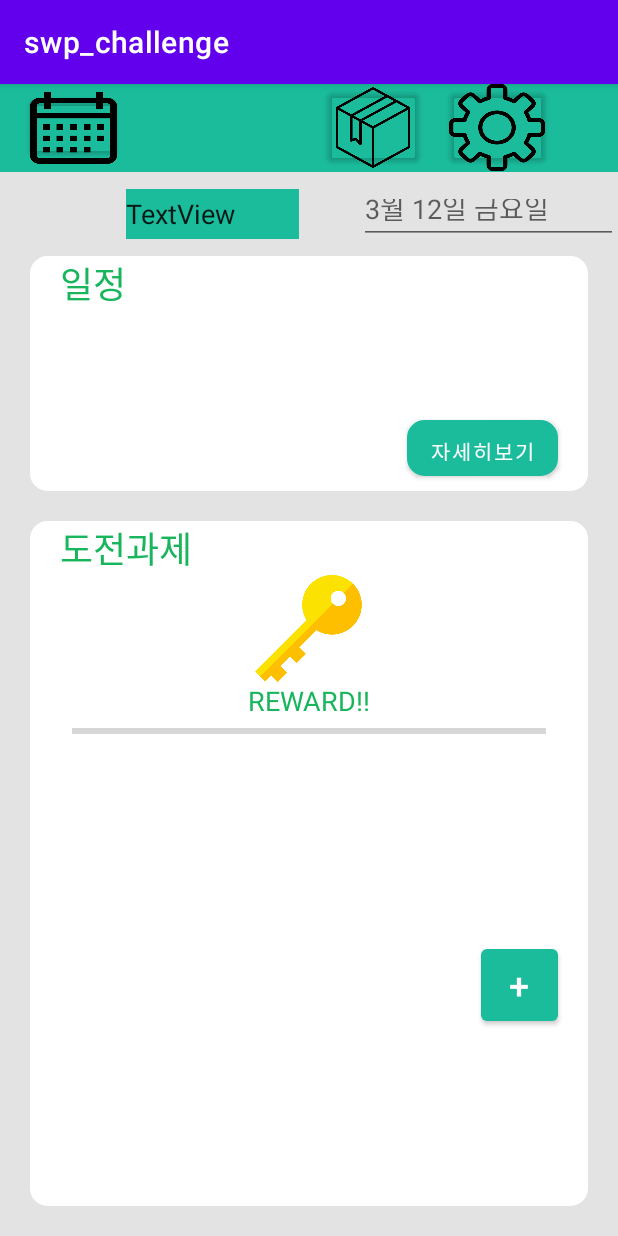
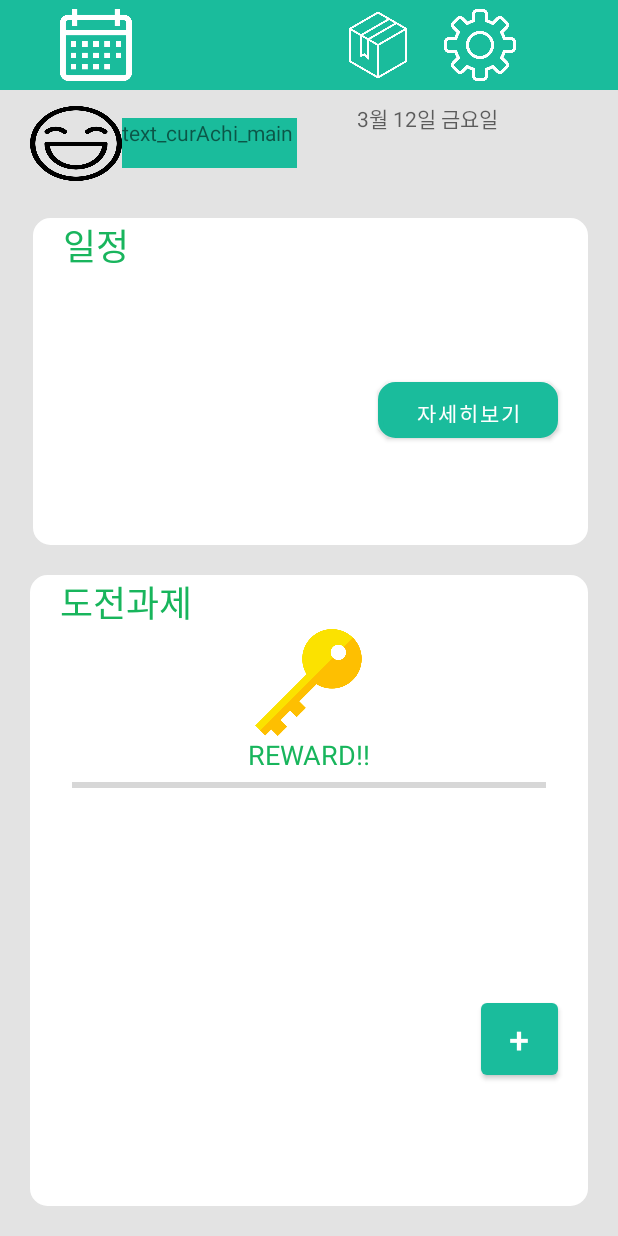
Before and after one commit to nugulhie/swp_plannerchallenge, an Android app: the screen it shows after launch (MainActivity), on a phone screen of 412 x 824 dp. Run offline under Robolectric (Android 15) with nearby library versions, the light colour scheme and no system bars.

Commit message:
layout 0328 edit / edit layout

```diff
--- a/app/src/main/java/com/example/swp_challenge/AchivementActivity.java
+++ b/app/src/main/java/com/example/swp_challenge/AchivementActivity.java
@@ -3,12 +3,15 @@ package com.example.swp_challenge;
 import androidx.appcompat.app.AppCompatActivity;
 
 import android.os.Bundle;
+import android.view.WindowManager;
 
 public class AchivementActivity extends AppCompatActivity {
 
     @Override
     protected void onCreate(Bundle savedInstanceState) {
         super.onCreate(savedInstanceState);
+        getWindow().setFlags(WindowManager.LayoutParams.FLAG_FULLSCREEN,
+                WindowManager.LayoutParams.FLAG_FULLSCREEN);
         setContentView(R.layout.activity_achivement);
     }
 }
--- a/app/src/main/java/com/example/swp_challenge/BoxActivity.java
+++ b/app/src/main/java/com/example/swp_challenge/BoxActivity.java
@@ -3,12 +3,15 @@ package com.example.swp_challenge;
 import androidx.appcompat.app.AppCompatActivity;
 
 import android.os.Bundle;
+import android.view.WindowManager;
 
 public class BoxActivity extends AppCompatActivity {
 
     @Override
     protected void onCreate(Bundle savedInstanceState) {
         super.onCreate(savedInstanceState);
+        getWindow().setFlags(WindowManager.LayoutParams.FLAG_FULLSCREEN,
+                WindowManager.LayoutParams.FLAG_FULLSCREEN);
         setContentView(R.layout.activity_box);
     }
 }
--- a/app/src/main/java/com/example/swp_challenge/CalendarActivity.java
+++ b/app/src/main/java/com/example/swp_challenge/CalendarActivity.java
@@ -3,12 +3,15 @@ package com.example.swp_challenge;
 import androidx.appcompat.app.AppCompatActivity;
 
 import android.os.Bundle;
+import android.view.WindowManager;
 
 public class CalendarActivity extends AppCompatActivity {
 
     @Override
     protected void onCreate(Bundle savedInstanceState) {
         super.onCreate(savedInstanceState);
+        getWindow().setFlags(WindowManager.LayoutParams.FLAG_FULLSCREEN,
+                WindowManager.LayoutParams.FLAG_FULLSCREEN);
         setContentView(R.layout.activity_calendar);
     }
 }
--- a/app/src/main/java/com/example/swp_challenge/ChallhistoryActivity.java
+++ b/app/src/main/java/com/example/swp_challenge/ChallhistoryActivity.java
@@ -3,12 +3,15 @@ package com.example.swp_challenge;
 import androidx.appcompat.app.AppCompatActivity;
 
 import android.os.Bundle;
+import android.view.WindowManager;
 
 public class ChallhistoryActivity extends AppCompatActivity {
 
     @Override
     protected void onCreate(Bundle savedInstanceState) {
         super.onCreate(savedInstanceState);
+        getWindow().setFlags(WindowManager.LayoutParams.FLAG_FULLSCREEN,
+                WindowManager.LayoutParams.FLAG_FULLSCREEN);
         setContentView(R.layout.activity_challhistory);
     }
 }
--- a/app/src/main/java/com/example/swp_challenge/IntroActivity.java
+++ b/app/src/main/java/com/example/swp_challenge/IntroActivity.java
@@ -3,12 +3,15 @@ package com.example.swp_challenge;
 import androidx.appcompat.app.AppCompatActivity;
 
 import android.os.Bundle;
+import android.view.WindowManager;
 
 public class IntroActivity extends AppCompatActivity {
 
     @Override
     protected void onCreate(Bundle savedInstanceState) {
         super.onCreate(savedInstanceState);
+        getWindow().setFlags(WindowManager.LayoutParams.FLAG_FULLSCREEN,
+                WindowManager.LayoutParams.FLAG_FULLSCREEN);
         setContentView(R.layout.activity_intro);
     }
 }
--- a/app/src/main/java/com/example/swp_challenge/MainActivity.java
+++ b/app/src/main/java/com/example/swp_challenge/MainActivity.java
@@ -1,35 +1,74 @@
 package com.example.swp_challenge;
 
+import androidx.appcompat.app.AlertDialog;
 import androidx.appcompat.app.AppCompatActivity;
 import androidx.recyclerview.widget.RecyclerView;
 
+import android.content.DialogInterface;
 import android.content.Intent;
 import android.os.Bundle;
 import android.view.View;
+import android.view.WindowManager;
 import android.widget.Button;
 import android.widget.EditText;
 import android.widget.ProgressBar;
-
-import java.util.Date;
+import android.widget.RatingBar;
+import android.widget.TextView;
 
 public class MainActivity extends AppCompatActivity {
 
-    EditText text_curAchi = findViewById(R.id.text_curAchi_main);
-    private Button button_Addchall = findViewById(R.id.button_Addchall_main);
-    private Button button_detail = findViewById(R.id.button_detail_main);
-    private Button img_cal = findViewById(R.id.img_cal_main);
-    private Button img_setting = findViewById(R.id.img_setting_main);
-    private Button img_box = findViewById(R.id.img_box_main);
-    View text_Curdate = findViewById(R.id.text_Curdate_main);
-    ProgressBar progressBar_reward = findViewById(R.id.progressBar_reward_main);
-    RecyclerView recyclerView_Plan = findViewById(R.id.recycler_plan_main);
-    RecyclerView recyclerView_Chall = findViewById(R.id.recycler_Chall_main);
+//    TextView text_curAchi = findViewById(R.id.text_curAchi_main);
+    Button button_Add_challenge;
+    Button button_detail;
+    Button img_cal;
+    Button img_setting;
+    Button img_box;
+  //  TextView text_Curdate = findViewById(R.id.text_Curdate_main);
+ //   ProgressBar progressBar_reward = findViewById(R.id.progressBar_reward_main);
+  //  RecyclerView recyclerView_Plan = findViewById(R.id.recycler_plan_main);
+  //  RecyclerView recyclerView_Chall = findViewById(R.id.recycler_Chall_main);
 
     @Override
     protected void onCreate(Bundle savedInstanceState) {
         super.onCreate(savedInstanceState);
+        getWindow().setFlags(WindowManager.LayoutParams.FLAG_FULLSCREEN,
+                WindowManager.LayoutParams.FLAG_FULLSCREEN);
         setContentView(R.layout.activity_main);
+        button_Add_challenge = findViewById(R.id.button_Addchall_main);
+        button_detail = findViewById(R.id.button_detail_main);
+        img_cal = findViewById(R.id.img_cal_main);
+        img_setting = findViewById(R.id.img_setting_main);
+        img_box = findViewById(R.id.img_box_main);
 
+        button_Add_challenge.setOnClickListener(new View.OnClickListener() {
+            @Override
+            public void onClick(View v) {
+                AlertDialog.Builder add_challenge = new AlertDialog.Builder(MainActivity.this);
+                add_challenge.setIcon(R.mipmap.ic_launcher);
+                add_challenge.setTitle("제목");
+                add_challenge.setMessage("testing");
+                final EditText challengeName = new EditText(MainActivity.this);
+                final EditText challengeContents = new EditText(MainActivity.this);
+                final EditText challengeDate = new EditText(MainActivity.this);
+                RatingBar challengeRate = new RatingBar(MainActivity.this);
+                add_challenge.setPositiveButton("추가하기", new DialogInterface.OnClickListener() {
+                    @Override
+                    public void onClick(DialogInterface dialog, int which) {
+                        String challname = challengeName.getText().toString();
+                        String challcontents = challengeContents.getText().toString();
+                        String challdate = challengeDate.getText().toString();
+                        dialog.dismiss();
+                    }
+                });
+                add_challenge.setPositiveButton("삭제하기", new DialogInterface.OnClickListener() {
+                    @Override
+                    public void onClick(DialogInterface dialog, int which) {
+                        dialog.dismiss();
+                    }
+                });
+            }
+        });
+//이 밑으로 전부 intent 함수
         button_detail.setOnClickListener(new View.OnClickListener() {
             @Override
             public void onClick(View v) {
--- a/app/src/main/java/com/example/swp_challenge/SettingsActivity.java
+++ b/app/src/main/java/com/example/swp_challenge/SettingsActivity.java
@@ -1,6 +1,7 @@
 package com.example.swp_challenge;
 
 import android.os.Bundle;
+import android.view.WindowManager;
 
 import androidx.appcompat.app.ActionBar;
 import androidx.appcompat.app.AppCompatActivity;
@@ -11,6 +12,8 @@ public class SettingsActivity extends AppCompatActivity {
     @Override
     protected void onCreate(Bundle savedInstanceState) {
         super.onCreate(savedInstanceState);
+        getWindow().setFlags(WindowManager.LayoutParams.FLAG_FULLSCREEN,
+                WindowManager.LayoutParams.FLAG_FULLSCREEN);
         setContentView(R.layout.settings_activity);
         if (savedInstanceState == null) {
             getSupportFragmentManager()
--- a/app/src/main/res/layout/activity_main.xml
+++ b/app/src/main/res/layout/activity_main.xml
@@ -11,82 +11,88 @@
 
     <LinearLayout
         android:id="@+id/linearLayout2"
-        android:layout_width="match_parent"
-        android:layout_height="0dp"
+        android:layout_width="0dp"
+        android:layout_height="60dp"
         android:background="#1ABC9C"
         android:orientation="horizontal"
+        app:layout_constraintBottom_toBottomOf="parent"
         app:layout_constraintEnd_toEndOf="parent"
-        app:layout_constraintHorizontal_bias="0.0"
+        app:layout_constraintHorizontal_bias="1.0"
         app:layout_constraintStart_toStartOf="parent"
-        app:layout_constraintTop_toTopOf="parent">
+        app:layout_constraintTop_toTopOf="parent"
+        app:layout_constraintVertical_bias="0.0">
 
         <Button
             android:id="@+id/img_cal_main"
-            android:layout_width="58dp"
-            android:layout_height="wrap_content"
+            android:layout_width="48dp"
+            android:layout_height="48dp"
             android:layout_gravity="center_vertical"
-            android:layout_marginStart="20dp"
-            android:layout_marginLeft="20dp"
+            android:layout_marginStart="40dp"
+            android:layout_marginLeft="40dp"
             android:layout_marginTop="5dp"
             android:layout_marginBottom="5dp"
-            android:foreground="@drawable/calendar"
-            app:backgroundTint="#00FFFFFF"
-            tools:srcCompat="@drawable/calendar" />
+            android:background="@drawable/calendar"
+            app:backgroundTint="#FFFFFF" />
 
         <Button
             android:id="@+id/img_box_main"
-            android:layout_width="61dp"
-            android:layout_height="58dp"
+            android:layout_width="48dp"
+            android:layout_height="48dp"
             android:layout_gravity="center_vertical"
             android:layout_marginStart="140dp"
             android:layout_marginLeft="140dp"
             android:layout_marginEnd="20dp"
             android:layout_marginRight="20dp"
-            android:foreground="@drawable/box"
-            app:backgroundTint="#00FFFFFF"
+            android:background="@drawable/box"
+            app:backgroundTint="#FFFFFF"
             tools:srcCompat="@drawable/box" />
 
         <Button
             android:id="@+id/img_setting_main"
-            android:layout_width="64dp"
-            android:layout_height="58dp"
+            android:layout_width="48dp"
+            android:layout_height="48dp"
             android:layout_gravity="center_vertical"
             android:layout_marginEnd="20dp"
             android:layout_marginRight="20dp"
-            android:foreground="@drawable/settings"
-            app:backgroundTint="#00FFFFFF"
+            android:background="@drawable/settings"
+            app:backgroundTint="#FFFFFF"
             tools:srcCompat="@drawable/settings" />
 
     </LinearLayout>
 
     <LinearLayout
         android:id="@+id/linearLayout"
-        android:layout_width="match_parent"
-        android:layout_height="0dp"
+        android:layout_width="0dp"
+        android:layout_height="55dp"
         android:layout_marginTop="8dp"
         android:orientation="horizontal"
-        app:layout_constraintTop_toBottomOf="@+id/linearLayout2">
+        app:layout_constraintBottom_toBottomOf="parent"
+        app:layout_constraintEnd_toEndOf="parent"
+        app:layout_constraintHorizontal_bias="0.0"
+        app:layout_constraintStart_toStartOf="parent"
+        app:layout_constraintTop_toBottomOf="@+id/linearLayout2"
+        app:layout_constraintVertical_bias="0.0">
 
         <ImageView
             android:id="@+id/imageView"
-            android:layout_width="24dp"
-            android:layout_height="40dp"
+            android:layout_width="20dp"
+            android:layout_height="50dp"
             android:layout_gravity="center_vertical"
             android:layout_marginStart="20dp"
             android:layout_marginLeft="20dp"
             android:layout_weight="1"
-            tools:srcCompat="@drawable/smile" />
+            android:background="@drawable/smile" />
 
-        <EditText
+        <TextView
             android:id="@+id/text_curAchi_main"
             android:layout_width="75dp"
             android:layout_height="33dp"
             android:layout_gravity="center_vertical"
             android:layout_weight="1"
             android:background="#1ABC9C"
-            android:text="TextView" />
+            android:text="text_curAchi_main" />
 
-        <EditText
+        <TextView
             android:id="@+id/text_Curdate_main"
             android:layout_width="132dp"
             android:layout_height="match_parent"
@@ -101,16 +107,19 @@
 
     <FrameLayout
         android:id="@+id/frameLayout"
-        android:layout_width="match_parent"
-        android:layout_height="0dp"
+        android:layout_width="370dp"
+        android:layout_height="218dp"
         android:layout_marginStart="20dp"
         android:layout_marginLeft="20dp"
         android:layout_marginTop="8dp"
         android:layout_marginEnd="20dp"
         android:layout_marginRight="20dp"
+        app:layout_constraintBottom_toBottomOf="parent"
         app:layout_constraintEnd_toEndOf="parent"
+        app:layout_constraintHorizontal_bias="1.0"
         app:layout_constraintStart_toStartOf="parent"
-        app:layout_constraintTop_toBottomOf="@+id/linearLayout">
+        app:layout_constraintTop_toBottomOf="@+id/linearLayout"
+        app:layout_constraintVertical_bias="0.029">
 
         <LinearLayout
             android:layout_width="match_parent"
@@ -120,7 +129,7 @@
             android:orientation="vertical">
 
             <TextView
-                android:id="@+id/text_Plan_main"
+                android:id="@+id/textView2"
                 android:layout_width="match_parent"
                 android:layout_height="38dp"
                 android:layout_gravity="start"
@@ -142,12 +151,12 @@
 
             <Button
                 android:id="@+id/button_detail_main"
-                android:layout_width="wrap_content"
+                android:layout_width="120dp"
                 android:layout_height="37dp"
                 android:layout_gravity="right"
                 android:layout_marginEnd="20dp"
                 android:layout_marginRight="20dp"
-                android:layout_marginBottom="10dp"
+                android:layout_marginBottom="20dp"
                 android:background="@drawable/layout_bg"
                 android:gravity="center"
                 android:text="자세히보기"
@@ -180,7 +189,7 @@
             android:orientation="vertical">
 
             <TextView
-                android:id="@+id/text_Chall"
+                android:id="@+id/textView4"
                 android:layout_width="match_parent"
                 android:layout_height="wrap_content"
                 android:layout_marginStart="20dp"
@@ -190,14 +199,14 @@
                 android:textSize="24sp" />
 
             <ImageView
-                android:id="@+id/img_key_main"
+                android:id="@+id/imageView5"
                 android:layout_width="255dp"
                 android:layout_height="71dp"
                 android:layout_gravity="center"
                 app:srcCompat="@drawable/key" />
 
             <TextView
-                android:id="@+id/text_reward"
+                android:id="@+id/textView5"
                 android:layout_width="match_parent"
                 android:layout_height="wrap_content"
                 android:gravity="center"
@@ -213,12 +222,12 @@
                 android:layout_gravity="center" />
 
             <androidx.recyclerview.widget.RecyclerView
-                android:id="@+id/recycler_Chall_main"
                 android:layout_width="297dp"
                 android:layout_height="121dp"
                 android:layout_gravity="center"
                 android:layout_marginStart="20dp"
                 android:layout_marginLeft="20dp"
+                android:id="@+id/recycler_Chall_main"
                 android:layout_marginTop="10dp" />
 
             <Button
--- a/app/src/main/res/values-night/themes.xml
+++ b/app/src/main/res/values-night/themes.xml
@@ -12,6 +12,8 @@
         <!-- Status bar color. -->
         <item name="android:statusBarColor" tools:targetApi="l">?attr/colorPrimaryVariant</item>
         <!-- Customize your theme here. -->
+        <item name="windowActionBar">false</item>
+        <item name="windowNoTitle">true</item>
     </style>
 
     <style name="ThemeOverlay.Swp_challenge.AppWidgetContainer" parent="">
--- a/app/src/main/res/values/themes.xml
+++ b/app/src/main/res/values/themes.xml
@@ -9,9 +9,13 @@
         <item name="colorSecondary">@color/teal_200</item>
         <item name="colorSecondaryVariant">@color/teal_700</item>
         <item name="colorOnSecondary">@color/black</item>
+
         <!-- Status bar color. -->
         <item name="android:statusBarColor" tools:targetApi="l">?attr/colorPrimaryVariant</item>
         <!-- Customize your theme here. -->
+        <item name="windowActionBar">false</item>
+        <item name="windowNoTitle">true</item>
+
     </style>
 
     <style name="ThemeOverlay.Swp_challenge.AppWidgetContainer" parent="">
```
Also changed, not shown: app/src/main/AndroidManifest.xml (+10 -8 lines), app/src/main/res/layout/activity_achivement.xml (+21 -19 lines), app/src/main/res/layout/activity_box.xml (+22 -19 lines), app/src/main/res/layout/activity_calendar.xml (+33 -25 lines), app/src/main/res/layout/activity_challhistory.xml (+30 -24 lines).
